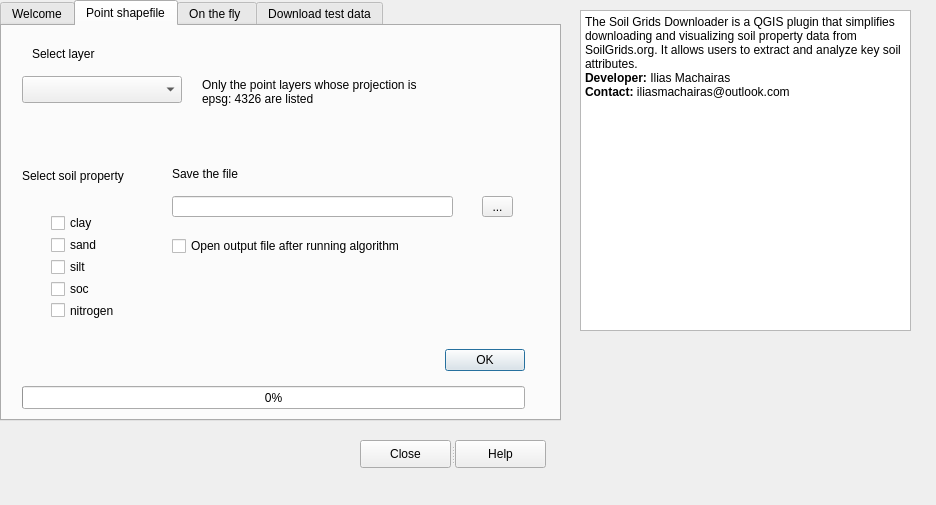
Above: Soil_Grids_Downloader_dialog_base.ui from iliasmachairas/SoilGrids_Downloader before the change. Below: the same form after it.
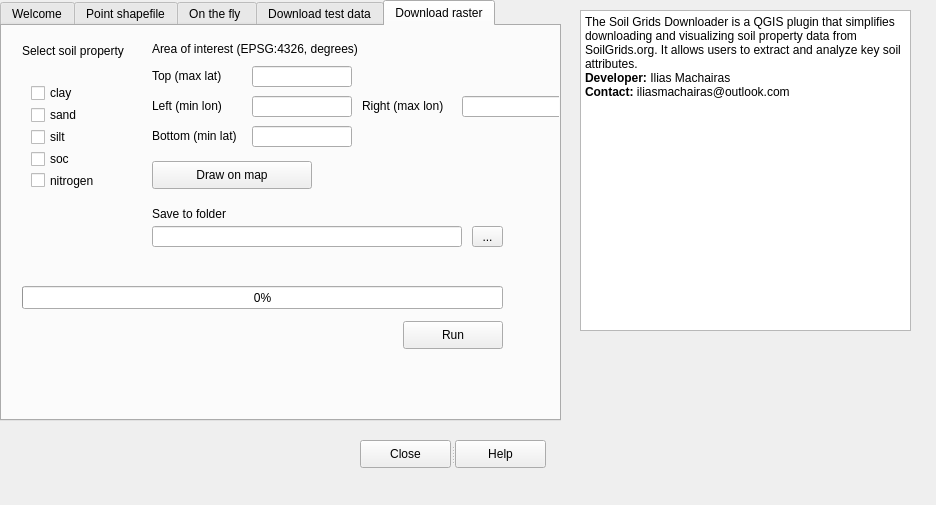
That is the form after the change. The open tabs and pages were chosen to show the change. Icons and pictures are not drawn. Custom widgets are drawn as their Qt base class.

Commit message: Add 'Download raster' tab: area selection + GeoTIFF export per property

```diff
--- a/Soil_Grids_Downloader_dialog_base.ui
+++ b/Soil_Grids_Downloader_dialog_base.ui
@@ -583,6 +583,274 @@
      </property>
     </widget>
    </widget>
+   <widget class="QWidget" name="tab_5">
+    <attribute name="title">
+     <string>Download raster</string>
+    </attribute>
+    <widget class="QWidget" name="widget_2" native="true">
+     <property name="geometry">
+      <rect>
+       <x>20</x>
+       <y>40</y>
+       <width>91</width>
+       <height>141</height>
+      </rect>
+     </property>
+     <widget class="QFrame" name="frame_2">
+      <property name="geometry">
+       <rect>
+        <x>0</x>
+        <y>10</y>
+        <width>91</width>
+        <height>121</height>
+       </rect>
+      </property>
+      <layout class="QVBoxLayout" name="verticalLayout_2">
+       <item>
+        <widget class="QCheckBox" name="checkBox_tab5_clay">
+         <property name="text">
+          <string>clay</string>
+         </property>
+        </widget>
+       </item>
+       <item>
+        <widget class="QCheckBox" name="checkBox_tab5_sand">
+         <property name="text">
+          <string>sand</string>
+         </property>
+        </widget>
+       </item>
+       <item>
+        <widget class="QCheckBox" name="checkBox_tab5_silt">
+         <property name="text">
+          <string>silt</string>
+         </property>
+        </widget>
+       </item>
+       <item>
+        <widget class="QCheckBox" name="checkBox_tab5_soc">
+         <property name="text">
+          <string>soc</string>
+         </property>
+        </widget>
+       </item>
+       <item>
+        <widget class="QCheckBox" name="checkBox_tab5_nitrogen">
+         <property name="text">
+          <string>nitrogen</string>
+         </property>
+        </widget>
+       </item>
+      </layout>
+     </widget>
+    </widget>
+    <widget class="QLabel" name="label_7">
+     <property name="geometry">
+      <rect>
+       <x>20</x>
+       <y>15</y>
+       <width>131</width>
+       <height>20</height>
+      </rect>
+     </property>
+     <property name="text">
+      <string>Select soil property</string>
+     </property>
+    </widget>
+    <widget class="QLabel" name="label_8">
+     <property name="geometry">
+      <rect>
+       <x>150</x>
+       <y>15</y>
+       <width>310</width>
+       <height>16</height>
+      </rect>
+     </property>
+     <property name="text">
+      <string>Area of interest (EPSG:4326, degrees)</string>
+     </property>
+    </widget>
+    <widget class="QLabel" name="label_9">
+     <property name="geometry">
+      <rect>
+       <x>150</x>
+       <y>42</y>
+       <width>91</width>
+       <height>16</height>
+      </rect>
+     </property>
+     <property name="text">
+      <string>Top (max lat)</string>
+     </property>
+    </widget>
+    <widget class="QLineEdit" name="lineEdit_raster_top">
+     <property name="geometry">
+      <rect>
+       <x>250</x>
+       <y>40</y>
+       <width>100</width>
+       <height>21</height>
+      </rect>
+     </property>
+    </widget>
+    <widget class="QLabel" name="label_10">
+     <property name="geometry">
+      <rect>
+       <x>150</x>
+       <y>72</y>
+       <width>91</width>
+       <height>16</height>
+      </rect>
+     </property>
+     <property name="text">
+      <string>Left (min lon)</string>
+     </property>
+    </widget>
+    <widget class="QLineEdit" name="lineEdit_raster_left">
+     <property name="geometry">
+      <rect>
+       <x>250</x>
+       <y>70</y>
+       <width>100</width>
+       <height>21</height>
+      </rect>
+     </property>
+    </widget>
+    <widget class="QLabel" name="label_11">
+     <property name="geometry">
+      <rect>
+       <x>360</x>
+       <y>72</y>
+       <width>101</width>
+       <height>16</height>
+      </rect>
+     </property>
+     <property name="text">
+      <string>Right (max lon)</string>
+     </property>
+    </widget>
+    <widget class="QLineEdit" name="lineEdit_raster_right">
+     <property name="geometry">
+      <rect>
+       <x>460</x>
+       <y>70</y>
+       <width>100</width>
+       <height>21</height>
+      </rect>
+     </property>
+    </widget>
+    <widget class="QLabel" name="label_12">
+     <property name="geometry">
+      <rect>
+       <x>150</x>
+       <y>102</y>
+       <width>101</width>
+       <height>16</height>
+      </rect>
+     </property>
+     <property name="text">
+      <string>Bottom (min lat)</string>
+     </property>
+    </widget>
+    <widget class="QLineEdit" name="lineEdit_raster_bottom">
+     <property name="geometry">
+      <rect>
+       <x>250</x>
+       <y>100</y>
+       <width>100</width>
+       <height>21</height>
+      </rect>
+     </property>
+    </widget>
+    <widget class="QPushButton" name="pushButton_draw_extent">
+     <property name="geometry">
+      <rect>
+       <x>150</x>
+       <y>135</y>
+       <width>160</width>
+       <height>28</height>
+      </rect>
+     </property>
+     <property name="text">
+      <string>Draw on map</string>
+     </property>
+    </widget>
+    <widget class="QLabel" name="label_13">
+     <property name="geometry">
+      <rect>
+       <x>150</x>
+       <y>180</y>
+       <width>121</width>
+       <height>16</height>
+      </rect>
+     </property>
+     <property name="text">
+      <string>Save to folder</string>
+     </property>
+    </widget>
+    <widget class="QLineEdit" name="lineEdit_raster_output">
+     <property name="geometry">
+      <rect>
+       <x>150</x>
+       <y>200</y>
+       <width>310</width>
+       <height>21</height>
+      </rect>
+     </property>
+    </widget>
+    <widget class="QToolButton" name="toolButton_raster_output">
+     <property name="geometry">
+      <rect>
+       <x>470</x>
+       <y>200</y>
+       <width>31</width>
+       <height>21</height>
+      </rect>
+     </property>
+     <property name="text">
+      <string>...</string>
+     </property>
+    </widget>
+    <widget class="QLabel" name="label_raster_status">
+     <property name="geometry">
+      <rect>
+       <x>20</x>
+       <y>235</y>
+       <width>481</width>
+       <height>20</height>
+      </rect>
+     </property>
+     <property name="text">
+      <string/>
+     </property>
+    </widget>
+    <widget class="QProgressBar" name="progressBar_tab5">
+     <property name="geometry">
+      <rect>
+       <x>20</x>
+       <y>260</y>
+       <width>481</width>
+       <height>23</height>
+      </rect>
+     </property>
+     <property name="value">
+      <number>0</number>
+     </property>
+    </widget>
+    <widget class="QPushButton" name="pushButton_run_raster">
+     <property name="geometry">
+      <rect>
+       <x>401</x>
+       <y>295</y>
+       <width>100</width>
+       <height>28</height>
+      </rect>
+     </property>
+     <property name="text">
+      <string>Run</string>
+     </property>
+    </widget>
+   </widget>
   </widget>
   <widget class="QTextBrowser" name="textBrowser">
    <property name="geometry">
```
The commit also changes 4 other files.
